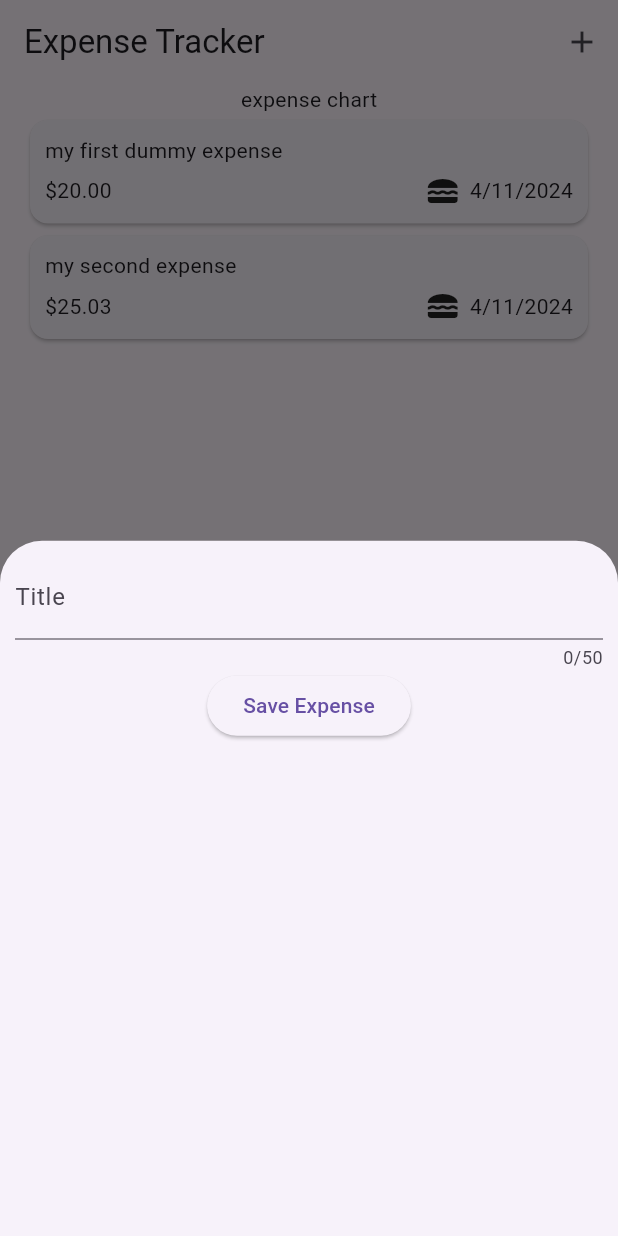
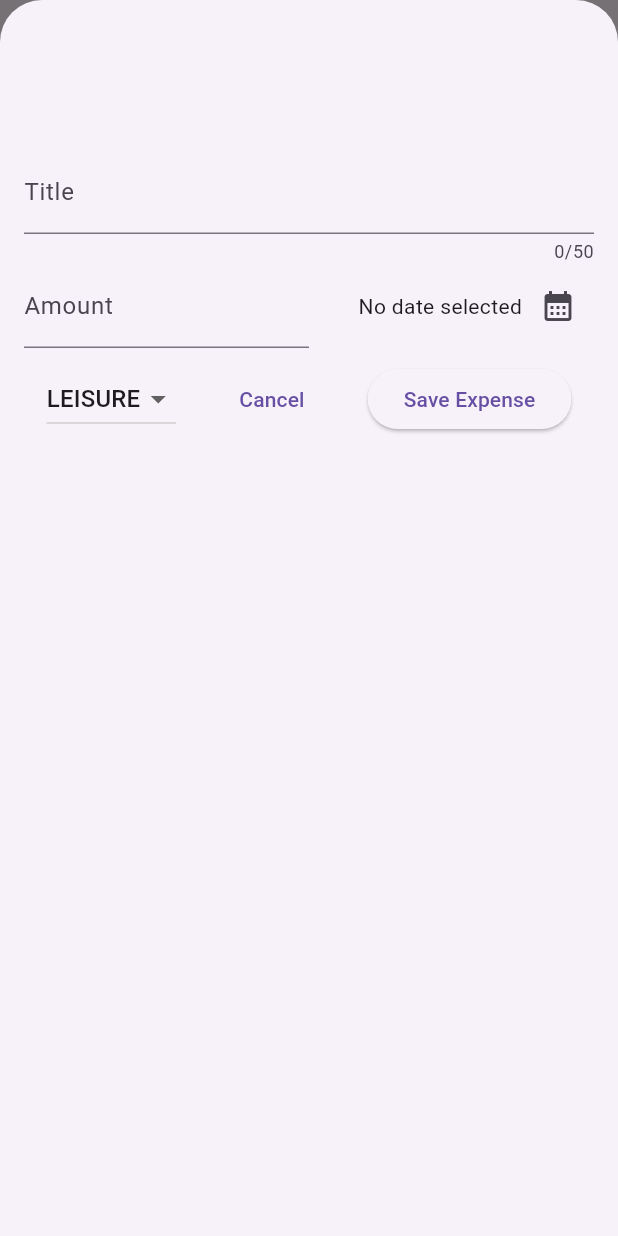
Before and after one commit to sohail-shahid/expense_tracker, a Flutter app: the screen it shows after launch, after a tap on the "add" icon, on a phone screen of 412 x 824 dp. Run offline on Flutter 3.47's test engine with Material 3 defaults, Android fonts, the phone set to English and light mode, and no system bars.

Commit message:
add and remove expnese

```diff
--- a/lib/custom_widget/expense_input.dart
+++ b/lib/custom_widget/expense_input.dart
@@ -1,7 +1,9 @@
+import 'package:expense_tracker/models/expense_model.dart';
 import 'package:flutter/material.dart';
 
 class ExpenseInputView extends StatefulWidget {
-  const ExpenseInputView({super.key});
+  const ExpenseInputView({super.key, required this.onAddExpense});
+  final void Function(ExpenseModel) onAddExpense;
 
   @override
   State<ExpenseInputView> createState() {
@@ -10,28 +12,145 @@ class ExpenseInputView extends StatefulWidget {
 }
 
 class _ExpenseInputState extends State<ExpenseInputView> {
-  String _title = '';
+  final _titleController = TextEditingController();
+  final _amountController = TextEditingController();
+  DateTime? _selectedDate;
+  ExpenseType _selectedExpenseType = ExpenseType.leisure;
 
-  void onTitleChange(String text) {
-    _title = text;
+  void presentDatePicker() {
+    final today = DateTime.now();
+    final firstDate = DateTime(today.year - 1, today.month, today.day);
+    showDatePicker(
+            context: context,
+            initialDate: today,
+            firstDate: firstDate,
+            lastDate: today)
+        .then(
+      (value) => setState(() {
+        _selectedDate = value;
+      }),
+    );
+  }
+
+  void onSaveButtonPressed() {
+    final amount = double.tryParse(_amountController.text);
+    final isInValidAmount = (amount == null || amount! <= 0.0);
+
+    if (_titleController.text.trim().isEmpty ||
+        isInValidAmount ||
+        _selectedDate == null) {
+      showDialog(
+        context: context,
+        builder: (context) => AlertDialog(
+          title: const Text('Invalid input'),
+          content:
+              const Text('Please make sure a valid ammount or title is added'),
+          actions: [
+            TextButton(
+                onPressed: () {
+                  Navigator.pop(context);
+                },
+                child: const Text('OK'))
+          ],
+        ),
+      );
+    } else {
+      widget.onAddExpense(ExpenseModel(
+          title: _titleController.text,
+          amount: amount,
+          dateCreated: _selectedDate!,
+          expenseType: _selectedExpenseType));
+      Navigator.pop(context);
+    }
+  }
+
+  @override
+  void dispose() {
+    _titleController.dispose();
+    _amountController.dispose();
+    super.dispose();
   }
 
   @override
   Widget build(BuildContext context) {
     return Padding(
-      padding: const EdgeInsets.all(10),
+      padding: const EdgeInsets.fromLTRB(16, 100, 16, 16),
       child: Column(
         children: [
           TextField(
-            onChanged: onTitleChange,
+            controller: _titleController,
             maxLength: 50,
             decoration: const InputDecoration(
               label: Text('Title'),
             ),
           ),
-          ElevatedButton(
-            onPressed: () => print(_title),
-            child: const Text('Save Expense'),
+          Row(
+            children: [
+              Expanded(
+                child: TextField(
+                  controller: _amountController,
+                  keyboardType: TextInputType.number,
+                  decoration: const InputDecoration(
+                    prefixText: '\$ ',
+                    label: Text('Amount'),
+                  ),
+                ),
+              ),
+              const SizedBox(
+                height: 16,
+              ),
+              Expanded(
+                child: Row(
+                  mainAxisAlignment: MainAxisAlignment.end,
+                  crossAxisAlignment: CrossAxisAlignment.center,
+                  children: [
+                    Text(
+                      _selectedDate == null
+                          ? 'No date selected'
+                          : dateFormater.format(_selectedDate!),
+                    ),
+                    IconButton(
+                      onPressed: presentDatePicker,
+                      icon: const Icon(Icons.calendar_month),
+                    )
+                  ],
+                ),
+              ),
+            ],
+          ),
+          const SizedBox(
+            height: 10,
+          ),
+          Row(
+            mainAxisAlignment: MainAxisAlignment.spaceAround,
+            mainAxisSize: MainAxisSize.max,
+            children: [
+              DropdownButton(
+                  value: _selectedExpenseType,
+                  items: ExpenseType.values
+                      .map(
+                        (expenseType) => DropdownMenuItem(
+                          value: expenseType,
+                          child: Text(
+                            expenseType.name.toUpperCase(),
+                          ),
+                        ),
+                      )
+                      .toList(),
+                  onChanged: (value) {
+                    setState(() {
+                      _selectedExpenseType = value ?? ExpenseType.food;
+                    });
+                  }),
+              TextButton(
+                onPressed: () => Navigator.pop(context),
+                child: const Text('Cancel'),
+              ),
+              ElevatedButton(
+                onPressed: onSaveButtonPressed,
+                child: const Text('Save Expense'),
+              ),
+            ],
           )
         ],
       ),
--- a/lib/custom_widget/expense_list_view.dart
+++ b/lib/custom_widget/expense_list_view.dart
@@ -3,14 +3,24 @@ import 'package:expense_tracker/models/expense_model.dart';
 import 'package:flutter/material.dart';
 
 class ExpenseListView extends StatelessWidget {
-  const ExpenseListView({super.key, required this.expenses});
+  const ExpenseListView(
+      {super.key, required this.expenses, required this.onRemoveExpense});
   final List<ExpenseModel> expenses;
+  final void Function(ExpenseModel) onRemoveExpense;
   @override
   Widget build(BuildContext context) {
     return ListView.builder(
       itemCount: expenses.length,
-      itemBuilder: (cxt, index) =>
-          ExpenseListItemView(expense: expenses[index]),
+      itemBuilder: (cxt, index) => Dismissible(
+        onDismissed: (direction) {
+          onRemoveExpense(expenses[index]);
+        },
+        key: ValueKey(expenses[index].id),
+        background: Container(
+          color: Colors.red,
+        ),
+        child: ExpenseListItemView(expense: expenses[index]),
+      ),
     );
   }
 }
--- a/lib/main.dart
+++ b/lib/main.dart
@@ -4,9 +4,7 @@ import 'package:flutter/material.dart';
 void main() {
   runApp(
     MaterialApp(
-      theme: ThemeData(
-        useMaterial3: true,
-      ),
+      theme: ThemeData(useMaterial3: true),
       home: const HomeScreen(),
     ),
   );
--- a/lib/screens/home_screen.dart
+++ b/lib/screens/home_screen.dart
@@ -27,13 +27,54 @@ class _HomeScreenState extends State<HomeScreen> {
   ];
   void openAddExpenseOverlay() {
     showModalBottomSheet(
+      isScrollControlled: true,
       context: context,
-      builder: (sheetContext) => const ExpenseInputView(),
+      builder: (sheetContext) => ExpenseInputView(
+        onAddExpense: onAddExpense,
+      ),
+    );
+  }
+
+  void onAddExpense(ExpenseModel model) {
+    setState(() {
+      expenses.add(model);
+    });
+  }
+
+  void onRemoveExpense(ExpenseModel model) {
+    int indexOfExpense = expenses.indexOf(model);
+    setState(() {
+      expenses.remove(model);
+    });
+    ScaffoldMessenger.of(context).clearSnackBars();
+    ScaffoldMessenger.of(context).showSnackBar(
+      SnackBar(
+        duration: const Duration(seconds: 5),
+        content: const Text('Expense Deleted.'),
+        action: SnackBarAction(
+          onPressed: () {
+            setState(() {
+              expenses.insert(indexOfExpense, model);
+            });
+          },
+          label: 'Undo',
+        ),
+      ),
     );
   }
 
   @override
   Widget build(BuildContext context) {
+    Widget dataContent = const Center(
+      child: Text('No Expense Present'),
+    );
+
+    if (expenses.isNotEmpty) {
+      dataContent = ExpenseListView(
+        expenses: expenses,
+        onRemoveExpense: onRemoveExpense,
+      );
+    }
     return Scaffold(
       appBar: AppBar(
         title: const Text('Expense Tracker'),
@@ -48,7 +89,7 @@ class _HomeScreenState extends State<HomeScreen> {
         children: [
           const Text('expense chart'),
           Expanded(
-            child: ExpenseListView(expenses: expenses),
+            child: dataContent,
           ),
         ],
       ),
```
